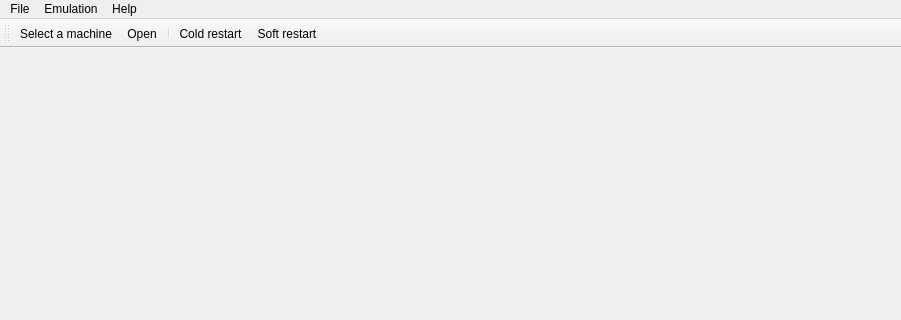
Qt form src/mainwindow.ui (Ptr314/ecat3) before a commit; both pictures show x 0 to 901 and y 0 to 320 of the 901 by 655 pixel window.
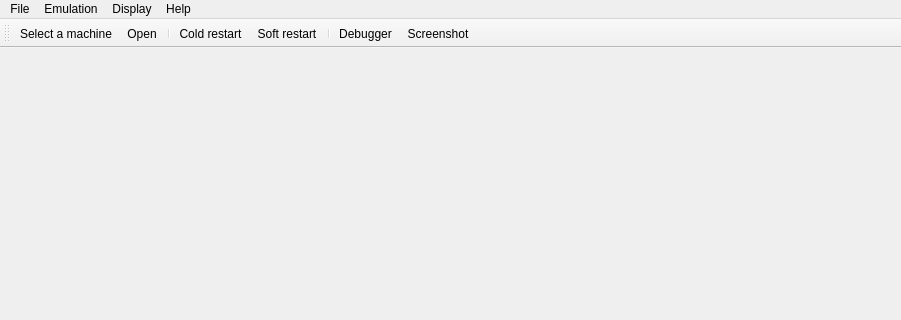
The same form after that commit. Icons and pictures are not drawn.

The edit to the form file:
```diff
--- a/src/mainwindow.ui
+++ b/src/mainwindow.ui
@@ -112,8 +112,15 @@
      <string>Help</string>
     </property>
    </widget>
+   <widget class="QMenu" name="menuDisplay">
+    <property name="title">
+     <string>Display</string>
+    </property>
+    <addaction name="actionScreenshot"/>
+   </widget>
    <addaction name="menuFile"/>
    <addaction name="menuEmulation"/>
+   <addaction name="menuDisplay"/>
    <addaction name="menuHelp"/>
   </widget>
   <widget class="QStatusBar" name="statusbar"/>
@@ -147,6 +154,9 @@
    <addaction name="separator"/>
    <addaction name="action_Cold_restart"/>
    <addaction name="action_Soft_restart"/>
+   <addaction name="separator"/>
+   <addaction name="actionDebugger"/>
+   <addaction name="actionScreenshot"/>
   </widget>
   <action name="action_Select_a_machine">
    <property name="enabled">
@@ -201,6 +211,30 @@
     <string>Open...</string>
    </property>
   </action>
+  <action name="actionDebugger">
+   <property name="icon">
+    <iconset resource="resources.qrc">
+     <normaloff>:/icons/debug</normaloff>:/icons/debug</iconset>
+   </property>
+   <property name="text">
+    <string>Debugger</string>
+   </property>
+   <property name="toolTip">
+    <string>Open debugger</string>
+   </property>
+  </action>
+  <action name="actionScreenshot">
+   <property name="icon">
+    <iconset resource="resources.qrc">
+     <normaloff>:/icons/camera</normaloff>:/icons/camera</iconset>
+   </property>
+   <property name="text">
+    <string>Screenshot</string>
+   </property>
+   <property name="toolTip">
+    <string>Get a screenshot</string>
+   </property>
+  </action>
  </widget>
  <resources>
   <include location="resources.qrc"/>
```
Left out of the diff: 5 changed lines with no effect on the pictures.
